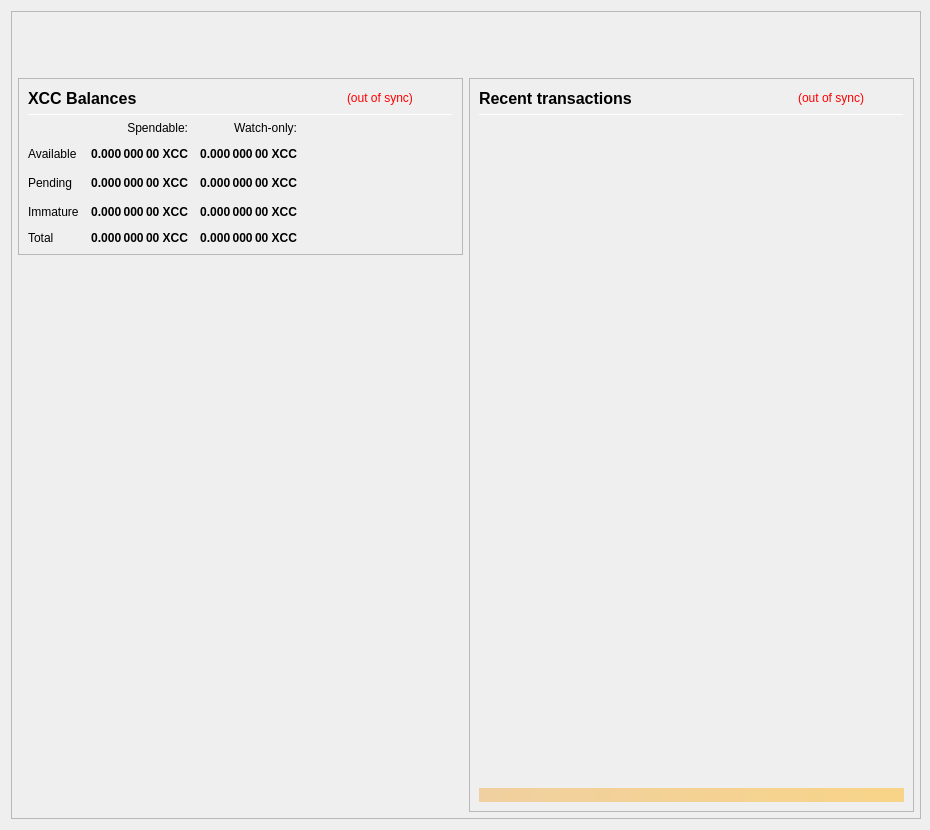
Old version of the form src/qt/forms/overviewpage.ui in the repository xccdev/cobaltcash.
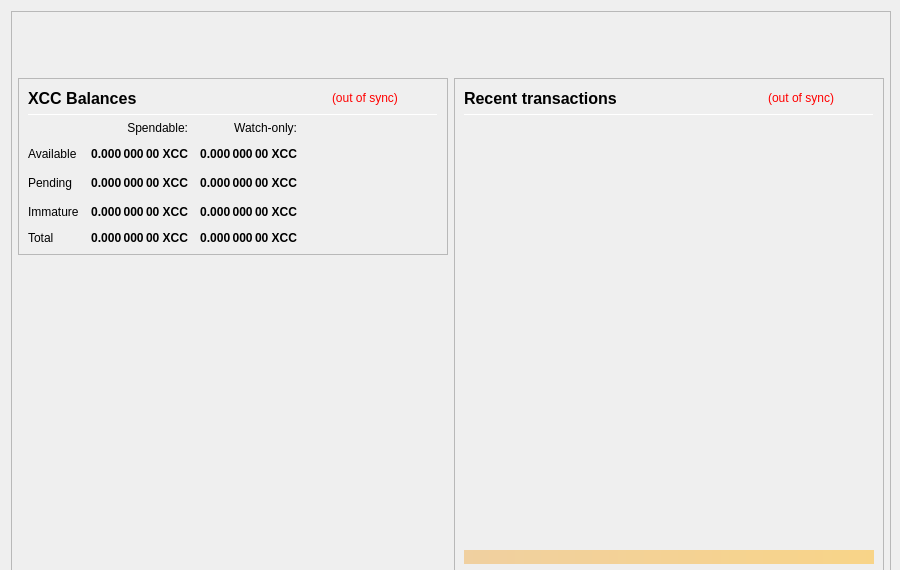
New version of the form.

Commit message: fixing wallet height

Patch:
```diff
--- a/src/qt/forms/overviewpage.ui
+++ b/src/qt/forms/overviewpage.ui
@@ -6,14 +6,14 @@
    <rect>
     <x>0</x>
     <y>0</y>
-    <width>930</width>
-    <height>830</height>
+    <width>900</width>
+    <height>570</height>
    </rect>
   </property>
   <property name="minimumSize">
    <size>
     <width>900</width>
-    <height>520</height>
+    <height>450</height>
    </size>
   </property>
   <property name="font">
@@ -34,7 +34,7 @@
      <property name="minimumSize">
       <size>
        <width>850</width>
-       <height>610</height>
+       <height>570</height>
       </size>
      </property>
      <property name="maximumSize">
```
